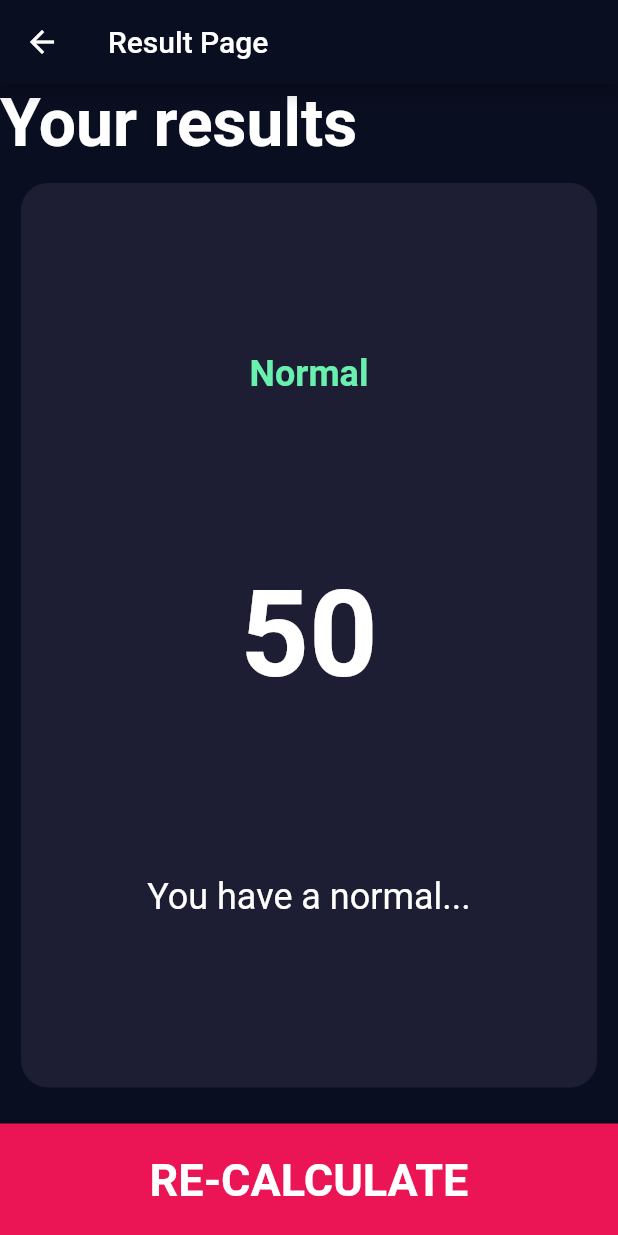
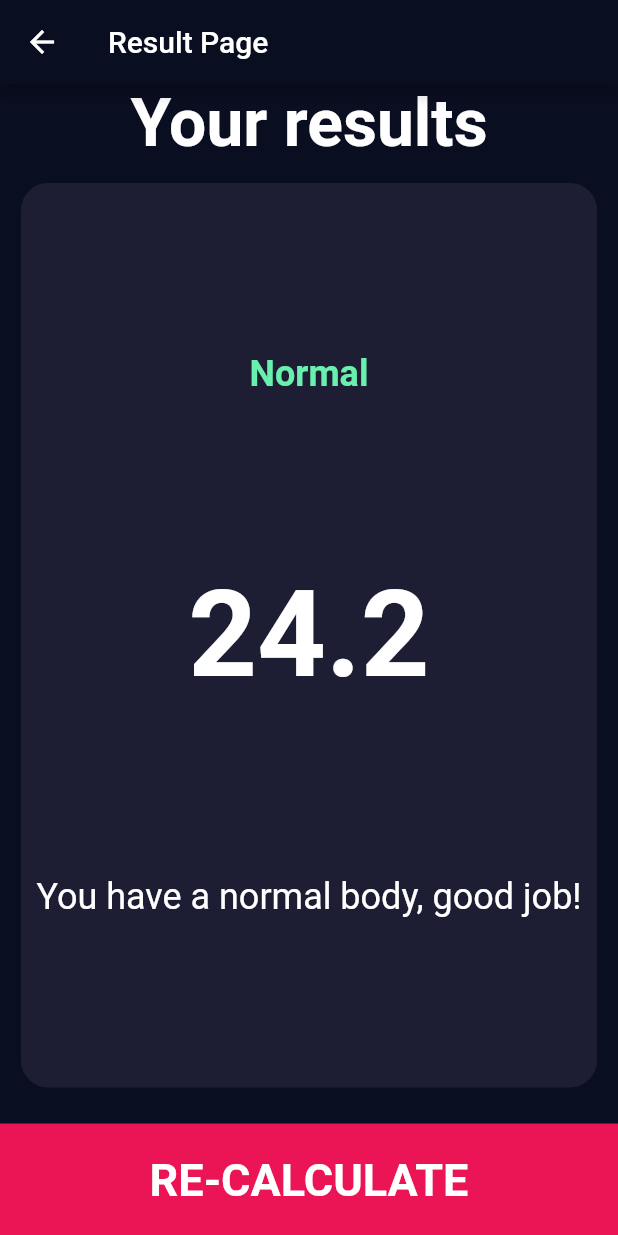
Before and after one commit to gian-pc/flutter_bmi, a Flutter app: the screen it shows after launch, after a tap on "CALCULATOR", on a phone screen of 412 x 824 dp. Run offline on Flutter 3.47's test engine with Material 2 defaults, Android fonts, the phone set to English and light mode, and no system bars; our stand-ins replace font_awesome_flutter.

Commit message:
App Complete

```diff
--- /dev/null
+++ b/lib/bmi_brain.dart
@@ -0,0 +1,36 @@
+import 'dart:math';
+
+class BMIBrain {
+  int height = 0;
+  int weight = 0;
+  double bmi = 0;
+
+  BMIBrain({required this.height, required this.weight});
+
+  String calculateBMI() {
+    bmi = weight / pow(height / 100, 2);
+    return bmi.toStringAsFixed(1);
+  }
+
+  String getResult() {
+    if (bmi >= 25) {
+      return "Overweight";
+    } else if (bmi > 18) {
+      return "Normal";
+    } else {
+      return "Underweight";
+    }
+  }
+
+  String getInterpretation(){
+    if(bmi >= 25){
+      return "Try to excercise more.";
+    }else if(bmi >18){
+      return "You have a normal body, good job!";
+    }else{
+      return "You can eat a bit more";
+    }
+  }
+
+
+}
--- a/lib/pages/input_page.dart
+++ b/lib/pages/input_page.dart
@@ -1,5 +1,6 @@
 import 'package:flutter/cupertino.dart';
 import 'package:flutter/material.dart';
+import 'package:flutter_codigo3_bmi/bmi_brain.dart';
 import 'package:flutter_codigo3_bmi/pages/result_page.dart';
 import 'package:flutter_codigo3_bmi/widgets.dart';
 import 'package:font_awesome_flutter/font_awesome_flutter.dart';
@@ -190,8 +191,24 @@ class _InputPageState extends State<InputPage> {
           MyNavigatorButton(
             text: "CALCULATOR",
             onTap: () {
-              Navigator.push(context,
-                  MaterialPageRoute(builder: (context) => ResultPage()));
+              BMIBrain matasquita = new BMIBrain(
+                height: height,
+                weight: weight,
+              );
+              String bmi = matasquita.calculateBMI();
+              String result = matasquita.getResult();
+              String interpretation = matasquita.getInterpretation();
+
+              Navigator.push(
+                context,
+                MaterialPageRoute(
+                  builder: (context) => ResultPage(
+                    bmiNumber: bmi,
+                    result: result,
+                    interpretation: interpretation,
+                  ),
+                ),
+              );
             },
           ),
         ],
--- a/lib/pages/result_page.dart
+++ b/lib/pages/result_page.dart
@@ -2,10 +2,15 @@ import 'package:flutter/material.dart';
 import 'package:flutter_codigo3_bmi/pages/input_page.dart';
 import 'package:flutter_codigo3_bmi/widgets.dart';
 
+class ResultPage extends StatelessWidget {
+  late String bmiNumber;
+  late String result;
+  late String interpretation;
 
-class ResultPage extends StatelessWidget {
-  const ResultPage({Key? key}) : super(key: key);
-
+  ResultPage(
+      {required this.bmiNumber,
+      required this.result,
+      required this.interpretation});
   @override
   Widget build(BuildContext context) {
     return Scaffold(
@@ -21,6 +26,7 @@ class ResultPage extends StatelessWidget {
               fontSize: 44,
               fontWeight: FontWeight.bold,
             ),
+            textAlign: TextAlign.center,
           ),
           Expanded(
             child: ReusableCard(
@@ -29,28 +35,32 @@ class ResultPage extends StatelessWidget {
                 mainAxisAlignment: MainAxisAlignment.spaceEvenly,
                 children: [
                   Text(
-                    "Normal",
+                    this.result,
                     style: TextStyle(
                         fontSize: 24.0,
                         fontWeight: FontWeight.bold,
                         color: Colors.greenAccent),
                   ),
                   Text(
-                    "50",
+                    this.bmiNumber,
                     style: TextStyle(
                       fontSize: 80.0,
                       fontWeight: FontWeight.bold,
-
                     ),
                   ),
-                  Text("You have a normal...", style: TextStyle(fontSize: 24.0),),
+                  Text(
+                    this.interpretation,
+                    style: TextStyle(fontSize: 24.0),
+                  ),
                 ],
               ),
             ),
           ),
-          MyNavigatorButton(text: "RE-CALCULATE", onTap: (){
-            Navigator.pop(context);
-          })
+          MyNavigatorButton(
+              text: "RE-CALCULATE",
+              onTap: () {
+                Navigator.pop(context);
+              })
         ],
       ),
     );
```
